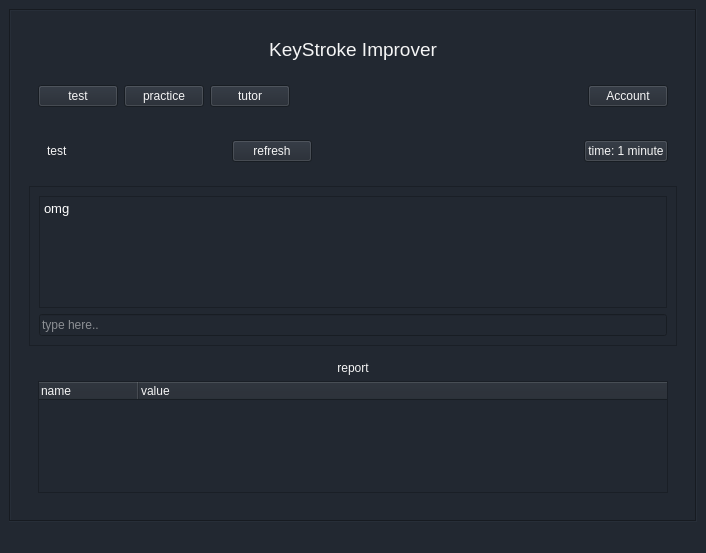
Before: the Qt Designer form home.ui in Prakash5209/typing_tutor, drawn with Qt 5.
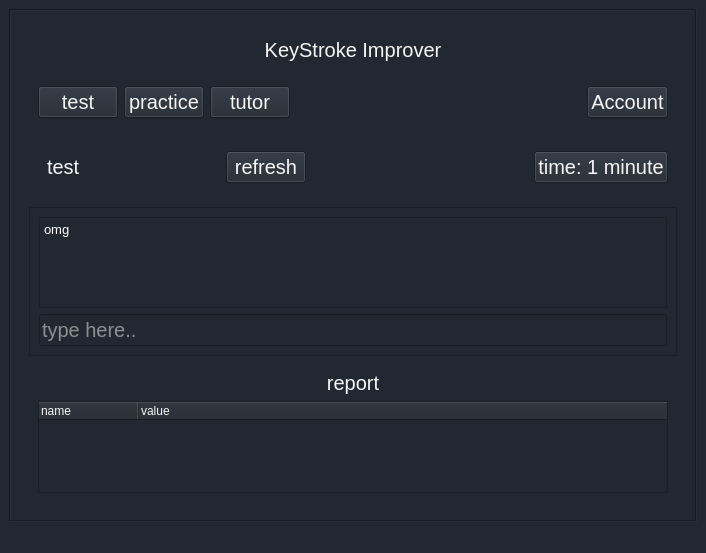
After: the same form once the commit is applied.

Commit message: large text

What changed in the file:
```diff
--- a/home.ui
+++ b/home.ui
@@ -32,6 +32,11 @@
    <layout class="QGridLayout" name="gridLayout">
     <item row="0" column="0">
      <widget class="QScrollArea" name="scrollArea">
+      <property name="font">
+       <font>
+        <pointsize>15</pointsize>
+       </font>
+      </property>
       <property name="frameShape">
        <enum>QFrame::Box</enum>
       </property>
@@ -62,6 +67,11 @@
             <height>450</height>
            </size>
           </property>
+          <property name="font">
+           <font>
+            <pointsize>15</pointsize>
+           </font>
+          </property>
           <property name="frameShape">
            <enum>QFrame::NoFrame</enum>
           </property>
@@ -71,6 +81,11 @@
           <layout class="QGridLayout" name="gridLayout_2">
            <item row="2" column="0">
             <widget class="QFrame" name="frame_5">
+             <property name="font">
+              <font>
+               <pointsize>15</pointsize>
+              </font>
+             </property>
              <property name="frameShape">
               <enum>QFrame::NoFrame</enum>
              </property>
@@ -92,6 +107,11 @@
                   <height>16777215</height>
                  </size>
                 </property>
+                <property name="font">
+                 <font>
+                  <pointsize>15</pointsize>
+                 </font>
+                </property>
                 <property name="frameShape">
                  <enum>QFrame::NoFrame</enum>
                 </property>
@@ -101,6 +121,11 @@
                 <layout class="QHBoxLayout" name="horizontalLayout_2">
                  <item>
                   <widget class="QLabel" name="label_2">
+                   <property name="font">
+                    <font>
+                     <pointsize>15</pointsize>
+                    </font>
+                   </property>
                    <property name="styleSheet">
                     <string notr="true">color:whitesmoke;</string>
                    </property>
@@ -111,6 +136,11 @@
                  </item>
                  <item>
                   <spacer name="horizontalSpacer_4">
+                   <property name="font">
+                    <font>
+                     <pointsize>15</pointsize>
+                    </font>
+                   </property>
                    <property name="orientation">
                     <enum>Qt::Horizontal</enum>
                    </property>
@@ -124,6 +154,11 @@
                  </item>
                  <item>
                   <widget class="QPushButton" name="test_refresh_button">
+                   <property name="font">
+                    <font>
+                     <pointsize>15</pointsize>
+                    </font>
+                   </property>
                    <property name="styleSheet">
                     <string notr="true">color:whitesmoke;</string>
                    </property>
@@ -137,6 +172,11 @@
               </item>
               <item row="0" column="1">
                <spacer name="horizontalSpacer_2">
+                <property name="font">
+                 <font>
+                  <pointsize>15</pointsize>
+                 </font>
+                </property>
                 <property name="orientation">
                  <enum>Qt::Horizontal</enum>
                 </property>
@@ -150,6 +190,11 @@
               </item>
               <item row="0" column="2">
                <widget class="QPushButton" name="time_button">
+                <property name="font">
+                 <font>
+                  <pointsize>15</pointsize>
+                 </font>
+                </property>
                 <property name="styleSheet">
                  <string notr="true">color:whitesmoke;</string>
                 </property>
@@ -163,6 +208,11 @@
            </item>
            <item row="0" column="0">
             <widget class="QFrame" name="frame_4">
+             <property name="font">
+              <font>
+               <pointsize>15</pointsize>
+              </font>
+             </property>
              <property name="frameShape">
               <enum>QFrame::NoFrame</enum>
              </property>
@@ -174,7 +224,11 @@
                <widget class="QLabel" name="label">
                 <property name="font">
                  <font>
-                  <pointsize>14</pointsize>
+                  <family>Ubuntu</family>
+                  <pointsize>15</pointsize>
+                  <weight>50</weight>
+                  <italic>false</italic>
+                  <bold>false</bold>
                  </font>
                 </property>
                 <property name="styleSheet">
@@ -193,6 +247,11 @@
            </item>
            <item row="3" column="0">
             <widget class="QFrame" name="frame_3">
+             <property name="font">
+              <font>
+               <pointsize>15</pointsize>
+              </font>
+             </property>
              <property name="frameShape">
               <enum>QFrame::StyledPanel</enum>
              </property>
@@ -202,6 +261,11 @@
              <layout class="QVBoxLayout" name="verticalLayout">
               <item>
                <widget class="QTextBrowser" name="testTextBrowser">
+                <property name="font">
+                 <font>
+                  <pointsize>15</pointsize>
+                 </font>
+                </property>
                 <property name="styleSheet">
                  <string notr="true">color:whitesmoke;</string>
                 </property>
@@ -214,8 +278,8 @@
                  <string>&lt;!DOCTYPE HTML PUBLIC &quot;-//W3C//DTD HTML 4.0//EN&quot; &quot;http://www.w3.org/TR/REC-html40/strict.dtd&quot;&gt;
 &lt;html&gt;&lt;head&gt;&lt;meta name=&quot;qrichtext&quot; content=&quot;1&quot; /&gt;&lt;style type=&quot;text/css&quot;&gt;
 p, li { white-space: pre-wrap; }
-&lt;/style&gt;&lt;/head&gt;&lt;body style=&quot; font-family:'Ubuntu'; font-size:10pt; font-weight:400; font-style:normal;&quot;&gt;
-&lt;p style=&quot; margin-top:6px; margin-bottom:6px; margin-left:0px; margin-right:0px; -qt-block-indent:0; text-indent:0px;&quot;&gt;&lt;span style=&quot; color:#ffffff;&quot;&gt;omg&lt;/span&gt;&lt;/p&gt;&lt;/body&gt;&lt;/html&gt;</string>
+&lt;/style&gt;&lt;/head&gt;&lt;body style=&quot; font-family:'Ubuntu'; font-size:15pt; font-weight:400; font-style:normal;&quot;&gt;
+&lt;p style=&quot; margin-top:6px; margin-bottom:6px; margin-left:0px; margin-right:0px; -qt-block-indent:0; text-indent:0px;&quot;&gt;&lt;span style=&quot; font-size:10pt; color:#ffffff;&quot;&gt;omg&lt;/span&gt;&lt;/p&gt;&lt;/body&gt;&lt;/html&gt;</string>
                 </property>
                 <property name="overwriteMode">
                  <bool>false</bool>
@@ -224,6 +288,11 @@
               </item>
               <item>
                <widget class="QLineEdit" name="test_type">
+                <property name="font">
+                 <font>
+                  <pointsize>15</pointsize>
+                 </font>
+                </property>
                 <property name="styleSheet">
                  <string notr="true">color:whitesmoke;</string>
                 </property>
@@ -246,6 +315,11 @@
                <verstretch>0</verstretch>
               </sizepolicy>
              </property>
+             <property name="font">
+              <font>
+               <pointsize>15</pointsize>
+              </font>
+             </property>
              <property name="frameShape">
               <enum>QFrame::NoFrame</enum>
              </property>
@@ -255,6 +329,11 @@
              <layout class="QHBoxLayout" name="horizontalLayout">
               <item>
                <widget class="QPushButton" name="pushButton">
+                <property name="font">
+                 <font>
+                  <pointsize>15</pointsize>
+                 </font>
+                </property>
                 <property name="styleSheet">
                  <string notr="true">color:whitesmoke;</string>
                 </property>
@@ -268,6 +347,11 @@
               </item>
               <item>
                <widget class="QPushButton" name="practice_button">
+                <property name="font">
+                 <font>
+                  <pointsize>15</pointsize>
+                 </font>
+                </property>
                 <property name="styleSheet">
                  <string notr="true">color:whitesmoke;</string>
                 </property>
@@ -278,6 +362,11 @@
               </item>
               <item>
                <widget class="QPushButton" name="pushButton_3">
+                <property name="font">
+                 <font>
+                  <pointsize>15</pointsize>
+                 </font>
+                </property>
                 <property name="styleSheet">
                  <string notr="true">color:whitesmoke;</string>
                 </property>
@@ -288,6 +377,11 @@
               </item>
               <item>
                <spacer name="horizontalSpacer">
+                <property name="font">
+                 <font>
+                  <pointsize>15</pointsize>
+                 </font>
+                </property>
                 <property name="orientation">
                  <enum>Qt::Horizontal</enum>
                 </property>
@@ -301,6 +395,11 @@
               </item>
               <item>
                <widget class="QPushButton" name="account_btn">
+                <property name="font">
+                 <font>
+                  <pointsize>15</pointsize>
+                 </font>
+                </property>
                 <property name="styleSheet">
                  <string notr="true">color:whitesmoke;</string>
                 </property>
@@ -314,6 +413,11 @@
            </item>
            <item row="4" column="0">
             <widget class="QScrollArea" name="scrollArea_2">
+             <property name="font">
+              <font>
+               <pointsize>15</pointsize>
+              </font>
+             </property>
              <property name="frameShape">
               <enum>QFrame::NoFrame</enum>
              </property>
@@ -326,12 +430,17 @@
                 <x>0</x>
                 <y>0</y>
                 <width>648</width>
-                <height>138</height>
+                <height>127</height>
                </rect>
               </property>
               <layout class="QVBoxLayout" name="verticalLayout_2">
                <item>
                 <widget class="QLabel" name="label_4">
+                 <property name="font">
+                  <font>
+                   <pointsize>15</pointsize>
+                  </font>
+                 </property>
                  <property name="styleSheet">
                   <string notr="true">color:whitesmoke;</string>
                  </property>
@@ -345,6 +454,11 @@
                </item>
                <item>
                 <widget class="QTreeWidget" name="treeWidget">
+                 <property name="font">
+                  <font>
+                   <pointsize>15</pointsize>
+                  </font>
+                 </property>
                  <property name="styleSheet">
                   <string notr="true">color:whitesmoke;</string>
                  </property>
```
Left out of the diff: 3 changed lines with no effect on the pictures.
